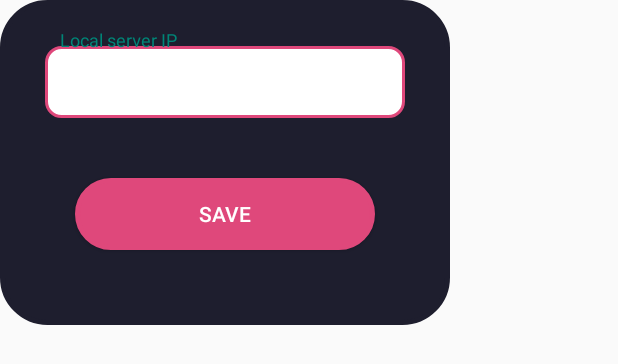
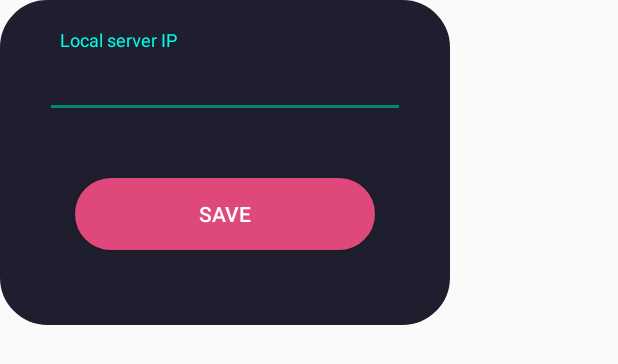
Before and after one commit to Gamalaldin-I/Possible, an Android app: the layout add_ip_dialog.xml on its own in the app's theme, with its tools: preview values and no code run, on a phone screen of 412 x 824 dp. Shown: the top 364 px of the screen. Run offline under Robolectric (Android 15) with nearby library versions, the phone set to English and light mode, and no system bars.

Commit message:
small edits 2

```diff
--- a/app/src/main/java/com/example/possible/ui/profile/children/ChildrenViewModel.kt
+++ b/app/src/main/java/com/example/possible/ui/profile/children/ChildrenViewModel.kt
@@ -60,13 +60,13 @@ class ChildrenViewModel :ViewModel(){
         }
 
 
-     fun getUserChildrenFromApi(onStart: () -> Unit, context: Context,db:LocalRepoImp,pref: SharedPref, onFinish: () -> Unit){
+     @SuppressLint("SuspiciousIndentation")
+     fun getUserChildrenFromApi(onStart: () -> Unit, context: Context, db:LocalRepoImp, pref: SharedPref, onFinish: () -> Unit){
          if(!InterNetHelper.isInternetAvailable(context)){
              Toast.makeText(context, "Check your internet connection", Toast.LENGTH_SHORT).show()
              return
          }
          onStart()
-         deleteAllChildren(db)
          viewModelScope.launch(Dispatchers.IO){
             try {
 
--- a/app/src/main/java/com/example/possible/util/adapter/ChildrenAdapter.kt
+++ b/app/src/main/java/com/example/possible/util/adapter/ChildrenAdapter.kt
@@ -114,7 +114,7 @@ class ChildrenAdapter(private var data: ArrayList<Child>, private val listener:
         // Load the image using Glide
         Glide.with(holder.itemView.context)
             .load((child.imageUri).toUri())
-            .placeholder(R.drawable.go)
+            .placeholder(R.color.white)
             .error(R.drawable.error_signal)
             .into(holder.binding.profileImage)
     }
--- a/app/src/main/res/layout/add_ip_dialog.xml
+++ b/app/src/main/res/layout/add_ip_dialog.xml
@@ -15,6 +15,9 @@
         android:hint="Local server IP"
         app:endIconMode="clear_text"
         app:layout_constraintEnd_toEndOf="parent"
+        app:hintTextColor="@color/cal"
+        app:boxStrokeColor="@color/cal"
+
         app:layout_constraintStart_toStartOf="parent"
         app:layout_constraintTop_toTopOf="parent"
         tools:ignore="MissingConstraints">
@@ -24,8 +27,9 @@
             android:layout_width="match_parent"
             android:layout_height="48dp"
             android:layout_margin="10dp"
-            android:background="@drawable/input_field"
             android:drawablePadding="10dp"
+            android:textColorHint="@color/cal"
+            android:textColor="@color/white"
             android:inputType="text"
             android:padding="10dp"
             android:textSize="20sp" />
```
Also changed, not shown: app/src/main/java/com/example/possible/ui/signLogin/Login/LoginViewModel.kt (+3 -5 lines).
